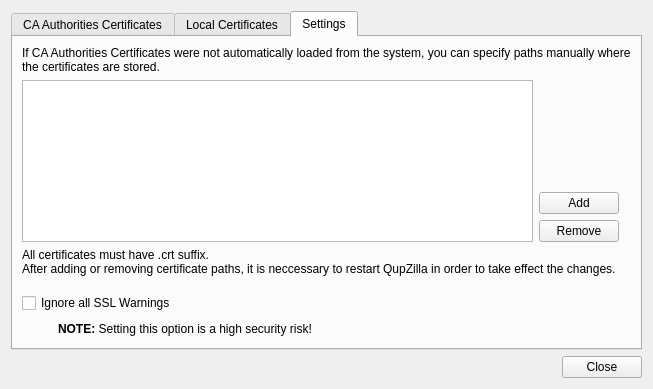
The window that src/lib/preferences/sslmanager.ui (QupZilla/qupzilla) describes before a commit, drawn with Qt 5.
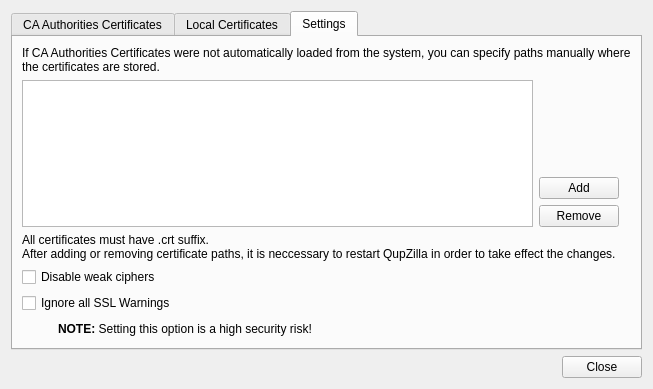
The same window after the commit. The open tabs and pages were chosen to show the change.

Commit message:
[CertManager] Added option to disable weak ciphers
Closes #1428
Closes #1278

```diff
--- a/src/lib/preferences/sslmanager.ui
+++ b/src/lib/preferences/sslmanager.ui
@@ -172,7 +172,7 @@
        </item>
        <item row="7" column="0" colspan="2">
         <layout class="QGridLayout" name="gridLayout_4">
-         <item row="1" column="1">
+         <item row="2" column="1">
           <widget class="QLabel" name="label_4">
            <property name="text">
             <string>&lt;b&gt;NOTE:&lt;/b&gt; Setting this option is a high security risk!</string>
@@ -182,7 +182,7 @@
            </property>
           </widget>
          </item>
-         <item row="1" column="0">
+         <item row="2" column="0">
           <spacer name="horizontalSpacer">
            <property name="orientation">
             <enum>Qt::Horizontal</enum>
@@ -198,7 +198,7 @@
            </property>
           </spacer>
          </item>
-         <item row="1" column="2">
+         <item row="2" column="2">
           <spacer name="horizontalSpacer_2">
            <property name="orientation">
             <enum>Qt::Horizontal</enum>
@@ -211,13 +211,20 @@
            </property>
           </spacer>
          </item>
-         <item row="0" column="0" colspan="3">
+         <item row="1" column="0" colspan="3">
           <widget class="QCheckBox" name="ignoreAll">
            <property name="text">
             <string>Ignore all SSL Warnings</string>
            </property>
           </widget>
          </item>
+         <item row="0" column="0" colspan="3">
+          <widget class="QCheckBox" name="disableWeakCiphers">
+           <property name="text">
+            <string>Disable weak ciphers</string>
+           </property>
+          </widget>
+         </item>
         </layout>
        </item>
        <item row="6" column="0" colspan="2">
```
The commit also changes 4 other files.
